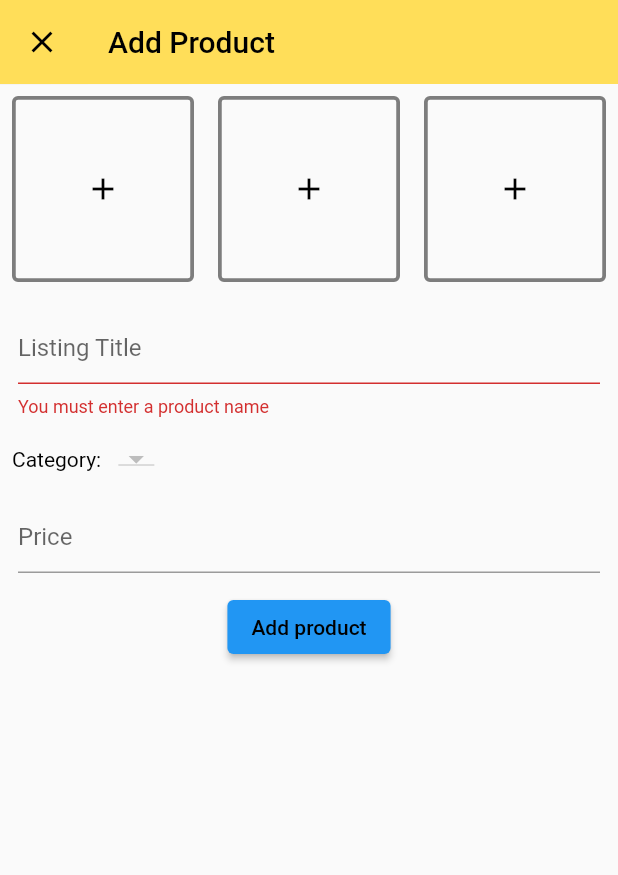
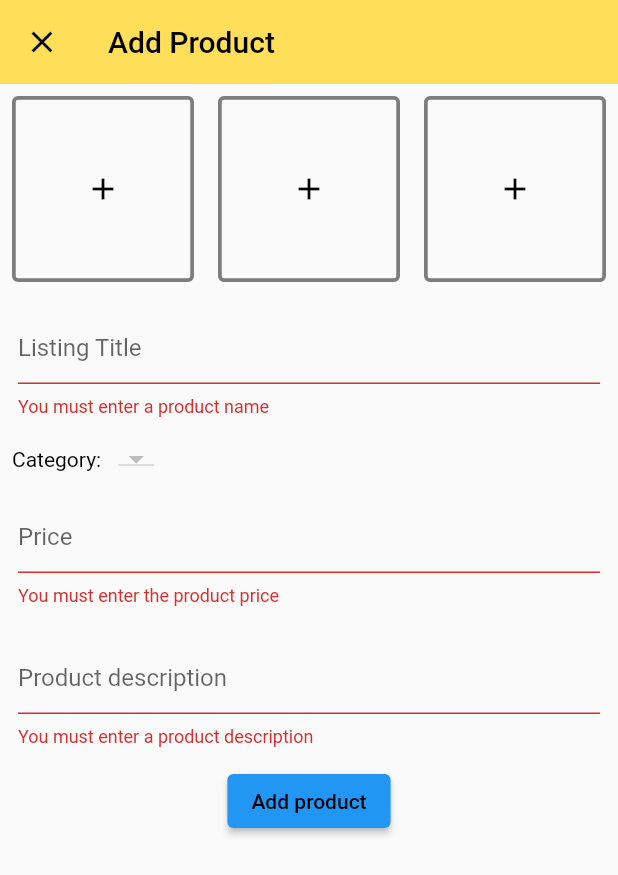
Before and after one commit to chowys/Treeft, a Flutter app: the Selling screen opened directly, after a tap on "Add product", on a phone screen of 412 x 824 dp. Shown: the top 875 px of the screen. Run offline on Flutter 3.47's test engine with Material 2 defaults, Android fonts, the phone set to English and light mode, and no system bars; our stand-ins replace cloud_firestore, firebase_auth, firebase_core, firebase_storage, flutter_typeahead, fluttertoast and 1 more; accounts and stored records are empty.

Commit message:
fixed minor changes for add product page

```diff
--- a/code/lib/Page/Selling.dart
+++ b/code/lib/Page/Selling.dart
@@ -2,6 +2,7 @@ import 'dart:io';
 
 import 'package:cloud_firestore/cloud_firestore.dart';
 import 'package:code/Database/Products.dart';
+import 'package:code/Page/Homescreen.dart';
 import 'package:flutter/material.dart';
 import 'package:fluttertoast/fluttertoast.dart';
 import '../Database/Category.dart';
@@ -23,6 +24,7 @@ class _SellingState extends State<Selling> {
   ProductService _productService = ProductService();
   GlobalKey<FormState> _formKey = GlobalKey<FormState>();
   TextEditingController productNameController = TextEditingController();
+  TextEditingController productDescriptionController = TextEditingController();
   final priceController = TextEditingController();
   List<DocumentSnapshot> categories = <DocumentSnapshot>[];
   List<DropdownMenuItem<String>> categoriesDropDown =
@@ -59,9 +61,15 @@ class _SellingState extends State<Selling> {
       appBar: AppBar(
         elevation: 0.1,
         backgroundColor: Color(0xffFFDE59),
-        leading: Icon(
-          Icons.close,
+        leading: IconButton(
+          icon: new Icon(Icons.close),
           color: Colors.black,
+          onPressed: () {
+            Navigator.push(
+              context,
+              MaterialPageRoute(builder: (context) => Homescreen()),
+            );
+          },
         ),
         title: Text(
           "Add Product",
@@ -168,8 +176,21 @@ class _SellingState extends State<Selling> {
                           hintText: 'Price',
                         ),
                         validator: (value) {
-                          if (value == null) {
+                          if (value?.isEmpty ?? true) {
                             return 'You must enter the product price';
+                          }
+                        },
+                      ),
+                    ),
+                    Padding(
+                      padding: const EdgeInsets.all(12.0),
+                      child: TextFormField(
+                        controller: productDescriptionController,
+                        decoration:
+                            InputDecoration(hintText: 'Product description'),
+                        validator: (value) {
+                          if (value?.isEmpty ?? true) {
+                            return 'You must enter a product description';
                           }
                         },
                       ),
@@ -209,11 +230,6 @@ class _SellingState extends State<Selling> {
     //File tempImg = await pickImage;
     XFile? tempImg2 = await pickImage;
     File tempImg = File(tempImg2!.path);
-
-    /*TaskSnapshot tempImg = await FirebaseStorage.instance
-        .ref(tempImg2!.path)
-        .putData(await tempImg2.readAsBytes());
-        */
     print(tempImg);
     //File tempImg = File(tempImg2.path);
     switch (imageNumber) {
@@ -316,7 +332,8 @@ class _SellingState extends State<Selling> {
               productName: productNameController.text,
               category: _currentCategory,
               images: imageList,
-              price: double.parse(priceController.text));
+              price: double.parse(priceController.text),
+              productDescription: productDescriptionController.text);
           _formKey.currentState!.reset();
           setState(() => isLoading = false);
           Fluttertoast.showToast(
--- a/code/lib/Page/Settings.Dart
+++ b/code/lib/Page/Settings.Dart
@@ -13,7 +13,7 @@ class _SettingsState extends State<Settings> {
     return Scaffold(
       appBar: AppBar(
         backgroundColor: Color(0xffFFDE59),
-        title: const Text("Settings"),
+        title: Text('Setting', style: TextStyle(color: Colors.black)),
       ),
       body: Center(
         child: ElevatedButton(
```
Also changed, not shown: code/lib/Database/Products.dart (+14 -5 lines), code/lib/Page/Homescreen.dart (+4 -28 lines).
